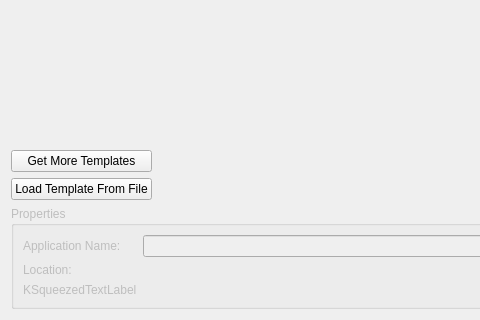
Above: plugins/appwizard/projectselectionpage.ui from KDE/kdevelop before the change; both pictures show x 0 to 480 and y 278 to 598 of the 807 by 598 pixel window. Below: the same form after it.
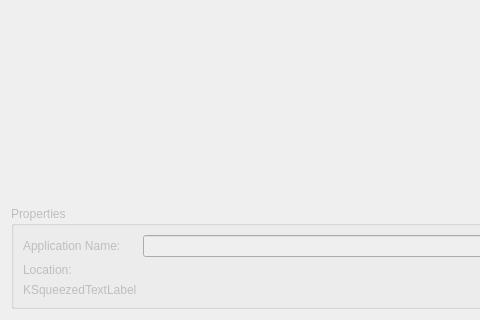
That is the form after the change. Icons and pictures are not drawn. Custom widgets are drawn as their Qt base class.

Commit message: Clean up the layout of the template selection page, autoselect templates when they are installed

Patch:
```diff
--- a/plugins/appwizard/projectselectionpage.ui
+++ b/plugins/appwizard/projectselectionpage.ui
@@ -11,19 +11,7 @@
    </rect>
   </property>
   <layout class="QGridLayout" name="gridLayout">
-   <item row="2" column="0">
-    <widget class="KPushButton" name="loadTemplateButton">
-     <property name="text">
-      <string>Load Template From File</string>
-     </property>
-     <property name="icon">
-      <iconset theme="application-x-archive">
-       <normaloff/>
-      </iconset>
-     </property>
-    </widget>
-   </item>
-   <item row="3" column="0" colspan="3">
+   <item row="2" column="0" colspan="2">
     <widget class="QGroupBox" name="propertiesBox">
      <property name="enabled">
       <bool>false</bool>
@@ -68,7 +56,7 @@
      </layout>
     </widget>
    </item>
-   <item row="0" column="2" rowspan="3">
+   <item row="0" column="1" rowspan="2">
     <widget class="QFrame" name="descriptionFrame">
      <property name="sizePolicy">
       <sizepolicy hsizetype="Fixed" vsizetype="Preferred">
@@ -151,39 +139,9 @@
      </layout>
     </widget>
    </item>
-   <item row="1" column="0">
-    <widget class="KPushButton" name="getMoreTemplatesButton">
-     <property name="text">
-      <string>Get More Templates</string>
-     </property>
-     <property name="icon">
-      <iconset theme="get-hot-new-stuff">
-       <normaloff/>
-      </iconset>
-     </property>
-    </widget>
-   </item>
-   <item row="1" column="1" rowspan="2">
-    <spacer name="horizontalSpacer">
-     <property name="orientation">
-      <enum>Qt::Horizontal</enum>
-     </property>
-     <property name="sizeHint" stdset="0">
-      <size>
-       <width>40</width>
-       <height>20</height>
-      </size>
-     </property>
-    </spacer>
-   </item>
   </layout>
  </widget>
  <customwidgets>
-  <customwidget>
-   <class>KPushButton</class>
-   <extends>QPushButton</extends>
-   <header>kpushbutton.h</header>
-  </customwidget>
   <customwidget>
    <class>KUrlRequester</class>
    <extends>QFrame</extends>
```
The commit also changes 4 other files.
